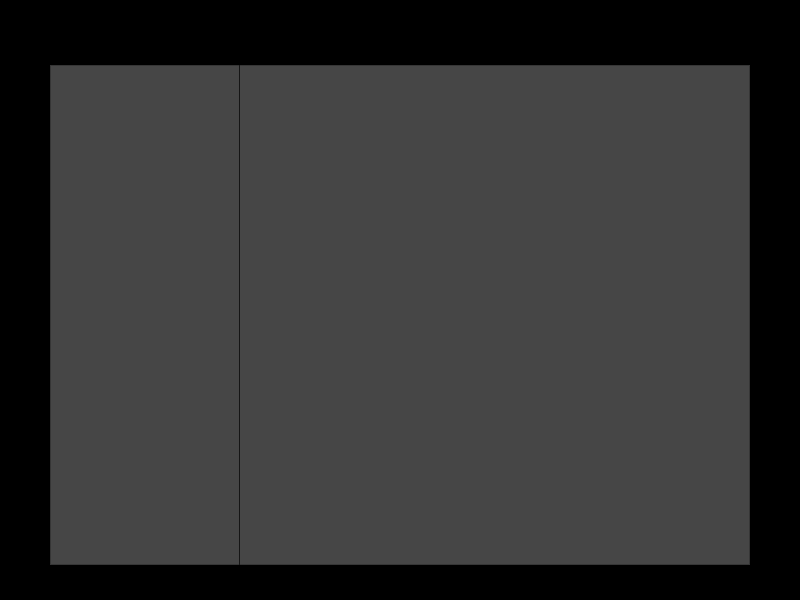
The window that sessionmanager/designer/settings/settings_ui.ui (BradenM/SessionManager) describes before a commit, drawn with Qt 5.
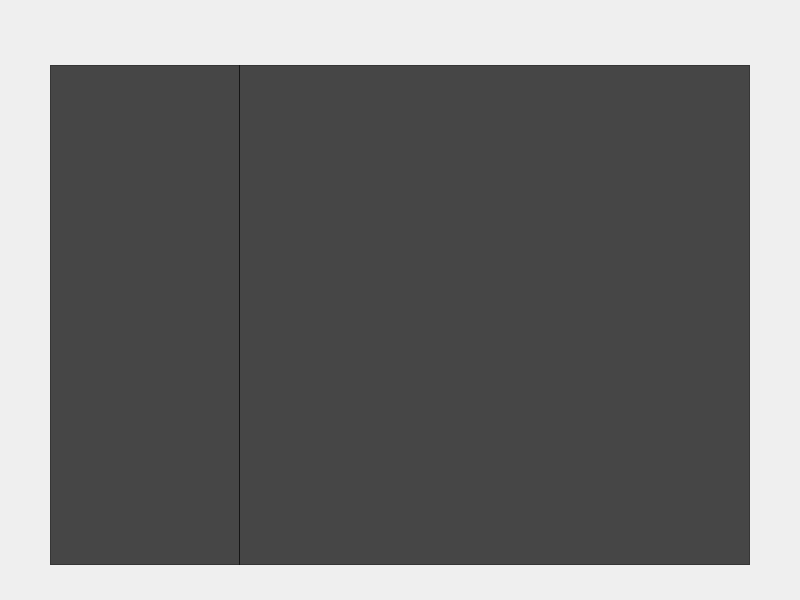
The same window after the commit.

Commit message:
Settings Window and Widgets, Defaults
Settings UI:
* Window, Storage Item, General Item
* Style

Settings:
* Store default settings in DB for resetting too in future.

What changed in the file:
```diff
--- a/sessionmanager/designer/settings/settings_ui.ui
+++ b/sessionmanager/designer/settings/settings_ui.ui
@@ -29,8 +29,14 @@
    <string>Form</string>
   </property>
   <property name="styleSheet">
-   <string notr="true">#SettingsModule{
-	background-color:black;
+   <string notr="true">QAbstractItemView:selected{
+	outline:none;
+	color:none;
+}
+
+QListWidget::item:selected{
+    outline:none;
+    border:none;
 }
 
 QLabel[title=true]{
@@ -52,7 +58,6 @@
 #setting_list,
 #setting_view{
 	background-color:rgba(0,0,0,0);
-	border:none !important;
 	
 }
 </string>
```
Left out of the diff: 18 changed lines with no effect on the pictures. The commit also changes 15 other files.
